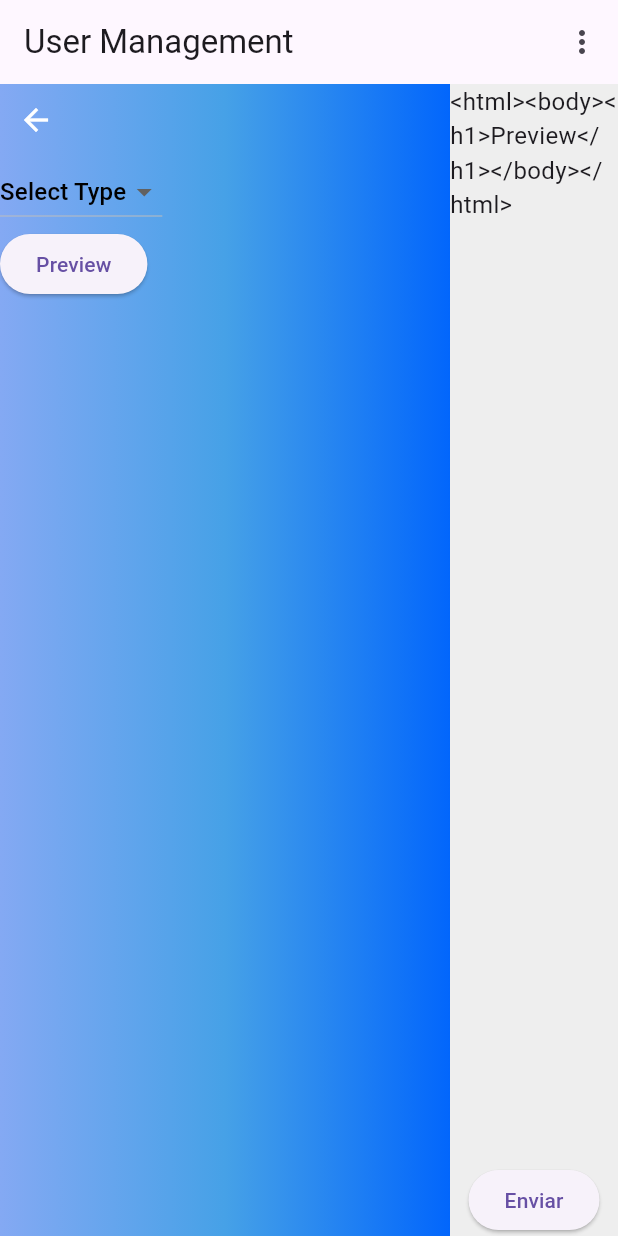
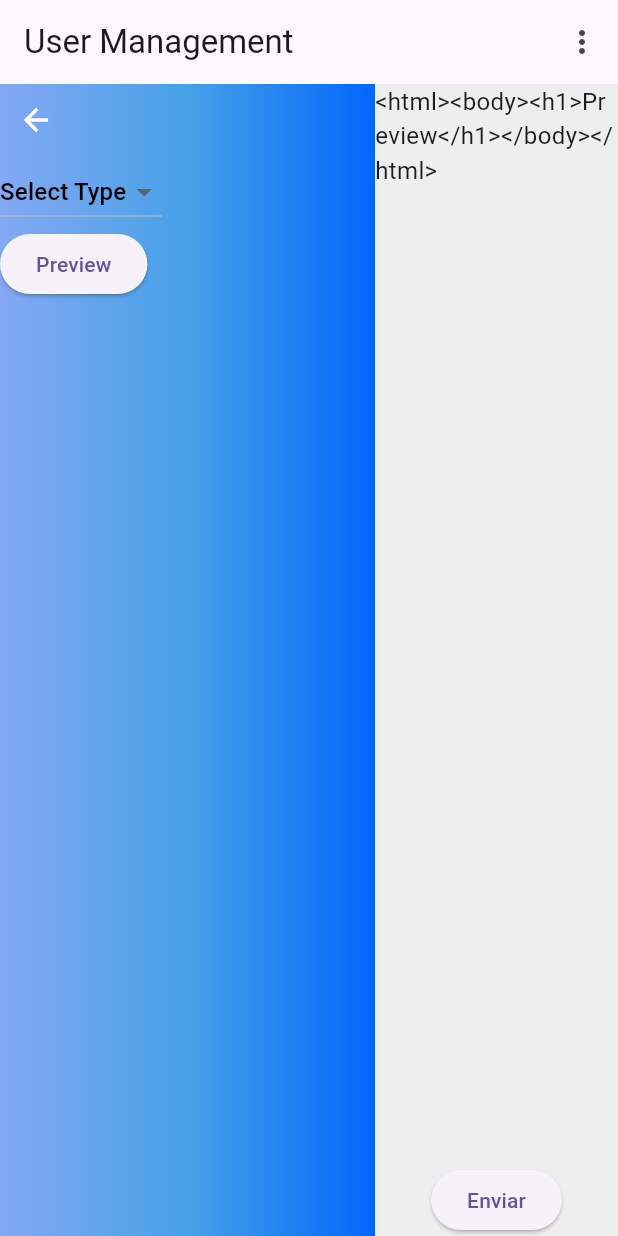
Before and after one commit to charly0781/techonvanix-front, a Flutter app: the screen it shows after launch, after a tap on "Preview", on a phone screen of 412 x 824 dp. Run offline on Flutter 3.47's test engine with Material 3 defaults, Android fonts, the phone set to English and light mode, and no system bars; our stand-ins replace flutter_screenutil; network calls fail.

Commit message:
ajuste dinamismo datos

```diff
--- a/lib/src/app.dart
+++ b/lib/src/app.dart
@@ -22,8 +22,8 @@ class MyApp extends StatelessWidget {
               print("router: " + settings.name.toString());
               switch (settings.name) {
                 case '/':
+                  // return UserPage();
                   return UserPage();
-                  // return HomePage();
                 case '/userPage':
                   return UserPage();
                 default:
--- a/lib/src/page/home/userpage/LeftColumn.dart
+++ b/lib/src/page/home/userpage/LeftColumn.dart
@@ -1,3 +1,5 @@
+import 'dart:convert';
+
 import 'package:flutter/cupertino.dart';
 import 'package:flutter/material.dart';
 import 'package:techonvanix/src/process/dto/GlobalData.dart';
@@ -17,7 +19,7 @@ class _LeftColumnState extends State<LeftColumn> {
     [{"id": 0,
       "nombre": "Sin Datos",
       "codigo" : "TL_DATO"}];
-
+  final Map<String, TextEditingController> _controllers = {};
   List<Map<String, Object>> templates = [];
   Map<String, Object> template = {};
   String? selectedType;
@@ -29,6 +31,14 @@ class _LeftColumnState extends State<LeftColumn> {
   void initState() {
     super.initState();
     _loadTypes();
+  }
+
+  @override
+  void dispose() {
+    for (var controller in _controllers.values) {
+      controller.dispose();
+    }
+    super.dispose();
   }
 
   void _loadTypes() {
@@ -74,7 +84,7 @@ class _LeftColumnState extends State<LeftColumn> {
   Widget build(BuildContext context) {
     return AnimatedContainer(
       duration: Duration(milliseconds: 400),
-      width: isExpanded ? 300 : 50,
+      width: isExpanded ? 250 : 50,
       decoration: BoxDecoration(
         gradient: LinearGradient(
           colors: [
@@ -165,6 +175,7 @@ class _LeftColumnState extends State<LeftColumn> {
                             return Padding(
                               padding: const EdgeInsets.symmetric(vertical: 8.0),
                               child: TextField(
+                                controller: _controllers.putIfAbsent(field, () => TextEditingController()),
                                 decoration: InputDecoration(
                                   labelText: field,
                                   border: OutlineInputBorder(),
@@ -186,7 +197,20 @@ class _LeftColumnState extends State<LeftColumn> {
               ),
             ElevatedButton(
               onPressed: () {
-                print("Preview generated for $selectedTemplate");
+                // Obtener los valores ingresados en cada campo
+                Map<String, String> userValues = {};
+                for (String field in fields) {
+                  userValues[field] = _controllers[field]?.text ?? "";
+                }
+
+                String html = utf8.decode((template["formatoHtml"] as String).runes.toList());
+
+                userValues.forEach((key, value) {
+                  html = html.replaceAll("[$key]", value.isNotEmpty ? value : "");
+                });
+                List<int> utf8Bytes = utf8.encode(html);
+                String utf8Html = utf8.decode(utf8Bytes);
+                print(utf8Html);
               },
               child: Text("Preview"),
             ),
@@ -227,6 +251,8 @@ class _LeftColumnState extends State<LeftColumn> {
 
   List<String> getDataReplace(String? value) {
 
+    template.clear;
+
     template = templates
         .firstWhere(
             (x) => x["id"].toString() == value.toString());
--- a/lib/src/page/home/userpage/UserPage.dart
+++ b/lib/src/page/home/userpage/UserPage.dart
@@ -33,7 +33,7 @@ class UserPage extends StatelessWidget {
         children: [
           LeftColumn(),
           Expanded(
-            flex: 4,
+            flex: 3,
             child: RightColumn(),
           ),
         ],
```
